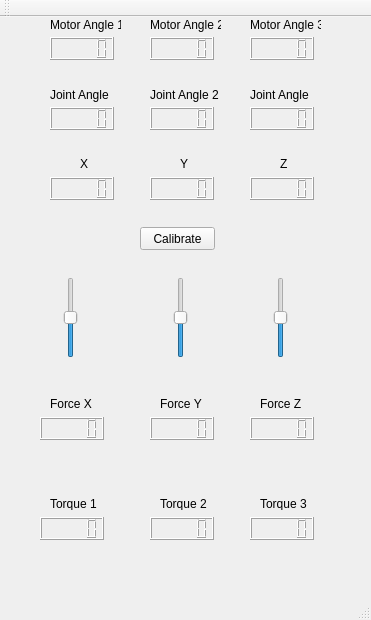
The window that mainwindow.ui (sschorr/TactileDevice) describes before a commit, drawn with Qt 5.
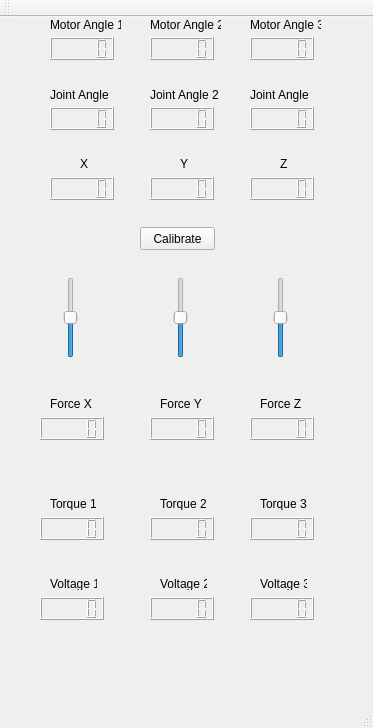
The same window after the commit.

Commit message: Setting up joint vs motor torques, voltage output

The edit to the form file:
```diff
--- a/mainwindow.ui
+++ b/mainwindow.ui
@@ -6,8 +6,8 @@
    <rect>
     <x>0</x>
     <y>0</y>
-    <width>371</width>
-    <height>620</height>
+    <width>373</width>
+    <height>728</height>
    </rect>
   </property>
   <property name="windowTitle">
@@ -441,6 +441,75 @@
      </rect>
     </property>
    </widget>
+   <widget class="QLCDNumber" name="VoltageLCD3">
+    <property name="geometry">
+     <rect>
+      <x>250</x>
+      <y>580</y>
+      <width>64</width>
+      <height>23</height>
+     </rect>
+    </property>
+   </widget>
+   <widget class="QLCDNumber" name="VoltageLCD1">
+    <property name="geometry">
+     <rect>
+      <x>40</x>
+      <y>580</y>
+      <width>64</width>
+      <height>23</height>
+     </rect>
+    </property>
+   </widget>
+   <widget class="QLCDNumber" name="VoltageLCD2">
+    <property name="geometry">
+     <rect>
+      <x>150</x>
+      <y>580</y>
+      <width>64</width>
+      <height>23</height>
+     </rect>
+    </property>
+   </widget>
+   <widget class="QLabel" name="label_16">
+    <property name="geometry">
+     <rect>
+      <x>160</x>
+      <y>560</y>
+      <width>47</width>
+      <height>13</height>
+     </rect>
+    </property>
+    <property name="text">
+     <string>Voltage 2</string>
+    </property>
+   </widget>
+   <widget class="QLabel" name="label_17">
+    <property name="geometry">
+     <rect>
+      <x>260</x>
+      <y>560</y>
+      <width>47</width>
+      <height>13</height>
+     </rect>
+    </property>
+    <property name="text">
+     <string>Voltage 3</string>
+    </property>
+   </widget>
+   <widget class="QLabel" name="label_18">
+    <property name="geometry">
+     <rect>
+      <x>50</x>
+      <y>560</y>
+      <width>47</width>
+      <height>13</height>
+     </rect>
+    </property>
+    <property name="text">
+     <string>Voltage 1</string>
+    </property>
+   </widget>
   </widget>
   <widget class="QMenuBar" name="menuBar">
    <property name="geometry">
```
Left out of the diff: 2 changed lines with no effect on the pictures. The commit also changes 8 other files.
